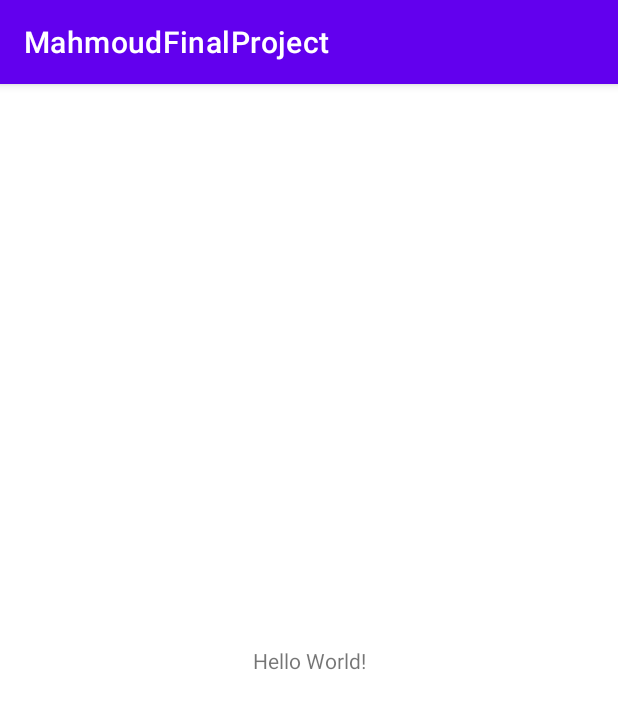
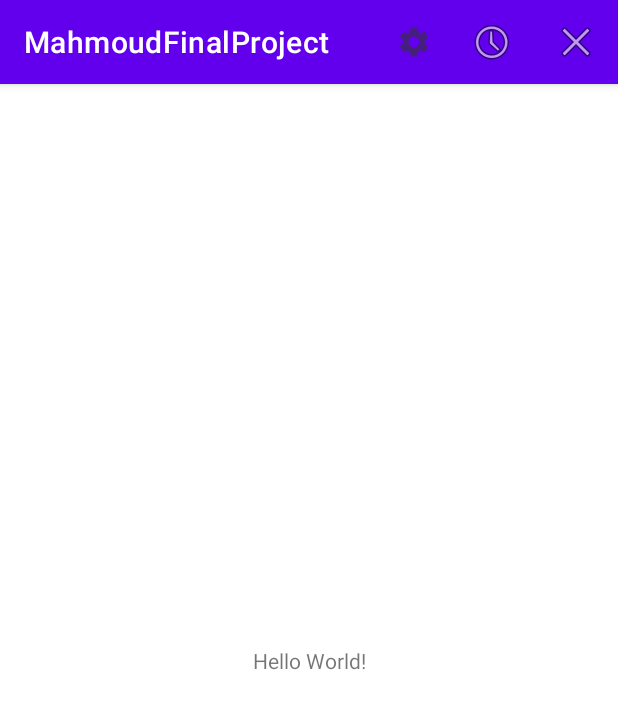
Before and after one commit to MahmoudAli25/MahmoudFinalProject1, an Android app: the MainActivity screen opened directly, with no data from a screen before it, on a phone screen of 412 x 824 dp. Shown: the top 709 px of the screen. Run offline under Robolectric (Android 15) with nearby library versions, the phone set to English and light mode, and no system bars.

Commit message:
تطبيق القاآمه

```diff
--- a/app/src/main/java/mahmoud/mahmoudfinalproject/MainActivity.java
+++ b/app/src/main/java/mahmoud/mahmoudfinalproject/MainActivity.java
@@ -1,14 +1,42 @@
 package mahmoud.mahmoudfinalproject;
 
+import androidx.annotation.NonNull;
 import androidx.appcompat.app.AppCompatActivity;
 
+import android.content.Intent;
 import android.os.Bundle;
+import android.view.Menu;
+import android.view.MenuItem;
 
 public class MainActivity extends AppCompatActivity {
 
     @Override
-    protected void onCreate(Bundle savedInstanceState) {
+    protected void onCreate(Bundle savedInstanceState)
+    {
         super.onCreate(savedInstanceState);
         setContentView(R.layout.activity_main);
+
+
     }
+
+    @Override
+    public boolean onCreateOptionsMenu(@NonNull Menu menu) {
+        getMenuInflater().inflate(R.menu.menu,menu);
+        return true;
+    }
+
+    @Override
+    public boolean onOptionsItemSelected(@NonNull MenuItem item) {
+        if (item.getItemId()==R.id.ITMset)
+        {
+            Intent i=new Intent(MainActivity.this,Settings.class);
+            startActivity(i);
+        }
+        if (item.getItemId()==R.id.ITMhist)
+        {
+            Intent d=new Intent(MainActivity.this,History.class);
+        }
+        return true;
+    }
+
 }
--- /dev/null
+++ b/app/src/main/res/drawable-anydpi/ic_action_name.xml
@@ -0,0 +1,11 @@
+<vector xmlns:android="http://schemas.android.com/apk/res/android"
+    android:width="24dp"
+    android:height="24dp"
+    android:viewportWidth="24"
+    android:viewportHeight="24"
+    android:tint="#333333"
+    android:alpha="0.6">
+  <path
+      android:fillColor="@android:color/white"
+      android:pathData="M19.14,12.94c0.04,-0.3 0.06,-0.61 0.06,-0.94c0,-0.32 -0.02,-0.64 -0.07,-0.94l2.03,-1.58c0.18,-0.14 0.23,-0.41 0.12,-0.61l-1.92,-3.32c-0.12,-0.22 -0.37,-0.29 -0.59,-0.22l-2.39,0.96c-0.5,-0.38 -1.03,-0.7 -1.62,-0.94L14.4,2.81c-0.04,-0.24 -0.24,-0.41 -0.48,-0.41h-3.84c-0.24,0 -0.43,0.17 -0.47,0.41L9.25,5.35C8.66,5.59 8.12,5.92 7.63,6.29L5.24,5.33c-0.22,-0.08 -0.47,0 -0.59,0.22L2.74,8.87C2.62,9.08 2.66,9.34 2.86,9.48l2.03,1.58C4.84,11.36 4.8,11.69 4.8,12s0.02,0.64 0.07,0.94l-2.03,1.58c-0.18,0.14 -0.23,0.41 -0.12,0.61l1.92,3.32c0.12,0.22 0.37,0.29 0.59,0.22l2.39,-0.96c0.5,0.38 1.03,0.7 1.62,0.94l0.36,2.54c0.05,0.24 0.24,0.41 0.48,0.41h3.84c0.24,0 0.44,-0.17 0.47,-0.41l0.36,-2.54c0.59,-0.24 1.13,-0.56 1.62,-0.94l2.39,0.96c0.22,0.08 0.47,0 0.59,-0.22l1.92,-3.32c0.12,-0.22 0.07,-0.47 -0.12,-0.61L19.14,12.94zM12,15.6c-1.98,0 -3.6,-1.62 -3.6,-3.6s1.62,-3.6 3.6,-3.6s3.6,1.62 3.6,3.6S13.98,15.6 12,15.6z"/>
+</vector>
--- a/app/src/main/res/layout/activity_sign_in.xml
+++ b/app/src/main/res/layout/activity_sign_in.xml
@@ -38,7 +38,7 @@
 
         <Button
             android:id="@+id/BNin"
-            android:layout_width="199dp"
+            android:layout_width="210dp"
             android:layout_height="wrap_content"
             android:text="Sign In" />
 
--- /dev/null
+++ b/app/src/main/res/menu/menu.xml
@@ -0,0 +1,20 @@
+<?xml version="1.0" encoding="utf-8"?>
+<menu xmlns:app="http://schemas.android.com/apk/res-auto"
+    xmlns:android="http://schemas.android.com/apk/res/android">
+
+    <item
+        android:id="@+id/ITMset"
+        android:icon="@drawable/ic_action_name"
+        android:title="Settings"
+        app:showAsAction="always|withText" />
+    <item
+        android:id="@+id/ITMhist"
+        android:icon="@android:drawable/ic_menu_recent_history"
+        android:title="History"
+        app:showAsAction="always|withText" />
+    <item
+        android:id="@+id/ITMout"
+        android:icon="@android:drawable/ic_menu_close_clear_cancel"
+        android:title="Sign Out"
+        app:showAsAction="always|withText" />
+</menu>
```
Also changed, not shown: app/src/main/AndroidManifest.xml (+10 -2 lines), app/src/main/java/mahmoud/mahmoudfinalproject/History.java (added, +14 -0 lines), app/src/main/java/mahmoud/mahmoudfinalproject/Settings.java (added, +14 -0 lines), app/src/main/java/mahmoud/mahmoudfinalproject/SignOut.java (added, +14 -0 lines), app/src/main/java/mahmoud/mahmoudfinalproject/SignUp.java (+54 -33 lines), app/src/main/res/layout/activity_history.xml (added, +9 -0 lines), app/src/main/res/layout/activity_settings.xml (added, +9 -0 lines), app/src/main/res/layout/activity_sign_out.xml (added, +9 -0 lines), app/src/main/res/drawable-hdpi/ic_action_name.png (added), app/src/main/res/drawable-mdpi/ic_action_name.png (added), app/src/main/res/drawable-xhdpi/ic_action_name.png (added), app/src/main/res/drawable-xxhdpi/ic_action_name.png (added).
